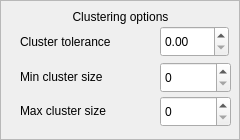
Qt form project/clusteringoptionview.ui (Aula13/QRecog) before a commit.
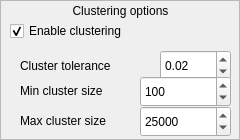
The same form after that commit.

Commit message: Default value for clustering view options

```diff
--- a/project/clusteringoptionview.ui
+++ b/project/clusteringoptionview.ui
@@ -31,18 +31,27 @@
    <widget class="QSpinBox" name="spnMaxClusterSize">
     <property name="geometry">
      <rect>
-      <x>160</x>
-      <y>96</y>
-      <width>71</width>
+      <x>140</x>
+      <y>106</y>
+      <width>91</width>
       <height>31</height>
      </rect>
     </property>
+    <property name="minimum">
+     <number>1</number>
+    </property>
+    <property name="maximum">
+     <number>99999</number>
+    </property>
+    <property name="value">
+     <number>25000</number>
+    </property>
    </widget>
    <widget class="QLabel" name="lblMinClusterSize">
     <property name="geometry">
      <rect>
       <x>20</x>
-      <y>66</y>
+      <y>80</y>
       <width>121</width>
       <height>21</height>
      </rect>
@@ -58,17 +67,23 @@
     <property name="geometry">
      <rect>
       <x>160</x>
-      <y>26</y>
-      <width>69</width>
+      <y>50</y>
+      <width>71</width>
       <height>31</height>
      </rect>
     </property>
+    <property name="minimum">
+     <double>0.010000000000000</double>
+    </property>
+    <property name="value">
+     <double>0.020000000000000</double>
+    </property>
    </widget>
    <widget class="QLabel" name="lblClusterTolerance">
     <property name="geometry">
      <rect>
       <x>20</x>
-      <y>26</y>
+      <y>50</y>
       <width>141</width>
       <height>31</height>
      </rect>
@@ -83,18 +98,27 @@
    <widget class="QSpinBox" name="spnMinClusterSize">
     <property name="geometry">
      <rect>
-      <x>160</x>
-      <y>62</y>
-      <width>71</width>
+      <x>140</x>
+      <y>76</y>
+      <width>91</width>
       <height>31</height>
      </rect>
     </property>
+    <property name="minimum">
+     <number>1</number>
+    </property>
+    <property name="maximum">
+     <number>99999</number>
+    </property>
+    <property name="value">
+     <number>100</number>
+    </property>
    </widget>
    <widget class="QLabel" name="lblClusteringOptions">
     <property name="geometry">
      <rect>
       <x>10</x>
-      <y>6</y>
+      <y>0</y>
       <width>221</width>
       <height>21</height>
      </rect>
@@ -110,7 +134,7 @@
     <property name="geometry">
      <rect>
       <x>20</x>
-      <y>100</y>
+      <y>110</y>
       <width>121</width>
       <height>21</height>
      </rect>
@@ -122,6 +146,22 @@
      <set>Qt::AlignLeading|Qt::AlignLeft|Qt::AlignVCenter</set>
     </property>
    </widget>
+   <widget class="QCheckBox" name="chkEnableClustering">
+    <property name="geometry">
+     <rect>
+      <x>10</x>
+      <y>20</y>
+      <width>221</width>
+      <height>22</height>
+     </rect>
+    </property>
+    <property name="text">
+     <string>Enable clustering</string>
+    </property>
+    <property name="checked">
+     <bool>true</bool>
+    </property>
+   </widget>
   </widget>
  </widget>
  <resources/>
```
The commit also changes 9 other files.
